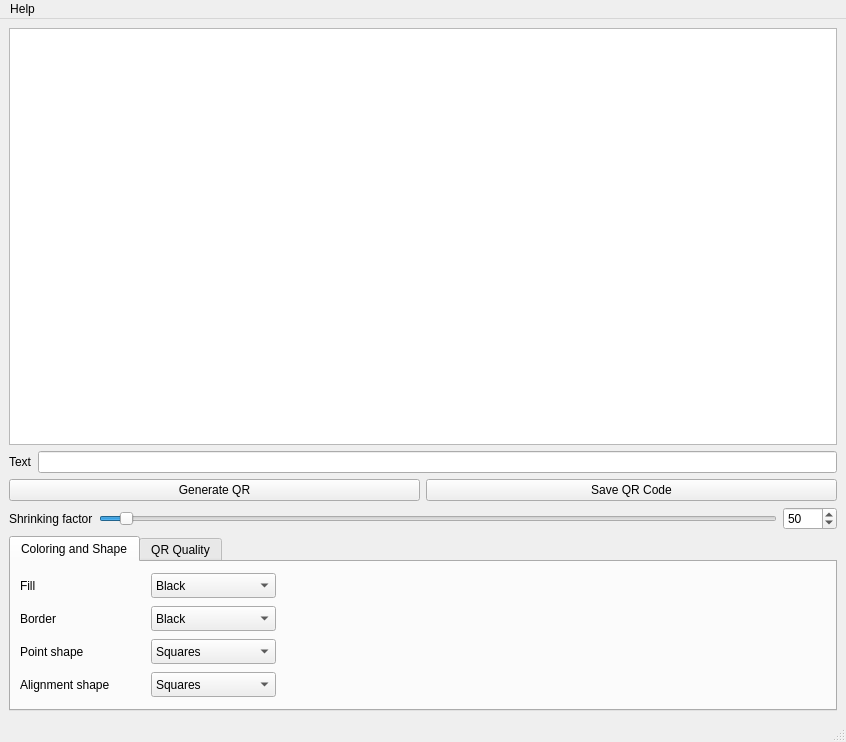
Old version of the form src/mainwindow.ui in the repository lluisalemanypuig/qr-encoder.
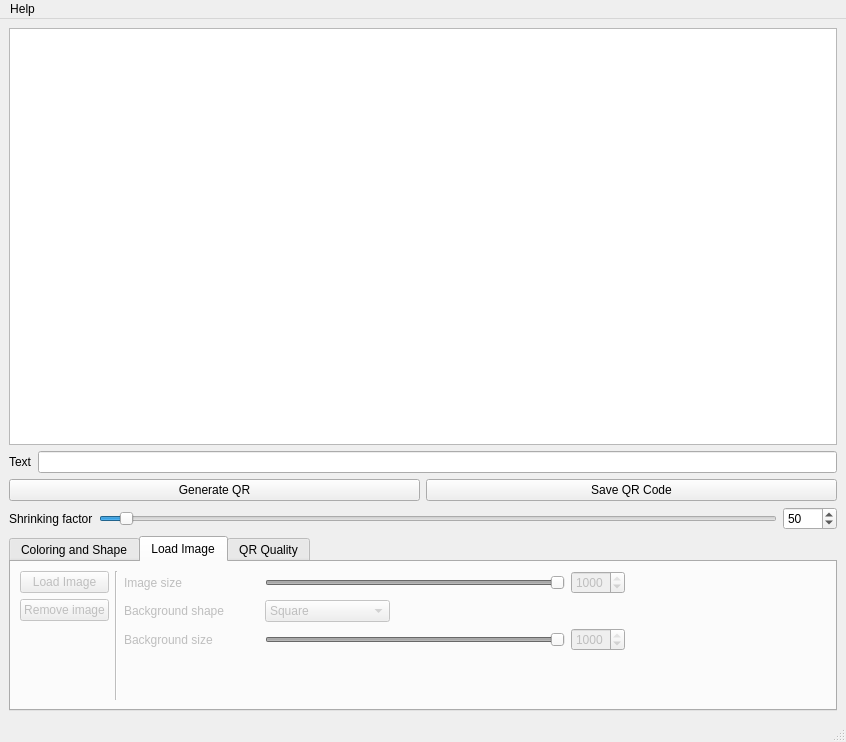
New version of the form. The open tabs and pages were chosen to show the change. Custom widgets are drawn as their Qt base class.

Commit message:
Preliminary update to add an image to the QR code
It is still in alpha and not fully implemented

What changed in the file:
```diff
--- a/src/mainwindow.ui
+++ b/src/mainwindow.ui
@@ -138,7 +138,9 @@
        <attribute name="title">
         <string>Coloring and Shape</string>
        </attribute>
-       <layout class="QVBoxLayout" name="verticalLayout_3">
+       <layout class="QHBoxLayout" name="horizontalLayout_15">
+        <item>
+         <layout class="QVBoxLayout" name="verticalLayout_6">
         <item>
          <layout class="QHBoxLayout" name="horizontalLayout_7">
           <item>
@@ -390,6 +392,23 @@
          </layout>
         </item>
         <item>
+           <spacer name="verticalSpacer_4">
+            <property name="orientation">
+             <enum>Qt::Vertical</enum>
+            </property>
+            <property name="sizeHint" stdset="0">
+             <size>
+              <width>20</width>
+              <height>40</height>
+             </size>
+            </property>
+           </spacer>
+          </item>
+         </layout>
+        </item>
+        <item>
+         <layout class="QVBoxLayout" name="verticalLayout_3">
+          <item>
          <layout class="QHBoxLayout" name="horizontalLayout_9">
           <item>
            <widget class="QLabel" name="label_7">
@@ -489,9 +508,262 @@
           </item>
          </layout>
         </item>
-       </layout>
+          <item>
+           <spacer name="verticalSpacer_5">
+            <property name="orientation">
+             <enum>Qt::Vertical</enum>
+            </property>
+            <property name="sizeHint" stdset="0">
+             <size>
+              <width>20</width>
+              <height>40</height>
+             </size>
+            </property>
+           </spacer>
+          </item>
+         </layout>
+        </item>
+       </layout>
       </widget>
-      <widget class="QWidget" name="tab_2">
+      <widget class="QWidget" name="loadImageTab">
+       <property name="enabled">
+        <bool>false</bool>
+       </property>
+       <attribute name="title">
+        <string>Load Image</string>
+       </attribute>
+       <layout class="QHBoxLayout" name="horizontalLayout_14">
+        <item>
+         <layout class="QVBoxLayout" name="verticalLayout_5">
+          <item>
+           <widget class="QPushButton" name="loadQRImageButton">
+            <property name="text">
+             <string>Load Image</string>
+            </property>
+           </widget>
+          </item>
+          <item>
+           <widget class="QPushButton" name="removeQRImageButton">
+            <property name="text">
+             <string>Remove image</string>
+            </property>
+           </widget>
+          </item>
+          <item>
+           <spacer name="verticalSpacer_2">
+            <property name="orientation">
+             <enum>Qt::Vertical</enum>
+            </property>
+            <property name="sizeHint" stdset="0">
+             <size>
+              <width>20</width>
+              <height>40</height>
+             </size>
+            </property>
+           </spacer>
+          </item>
+         </layout>
+        </item>
+        <item>
+         <widget class="Line" name="line">
+          <property name="enabled">
+           <bool>false</bool>
+          </property>
+          <property name="frameShadow">
+           <enum>QFrame::Sunken</enum>
+          </property>
+          <property name="orientation">
+           <enum>Qt::Vertical</enum>
+          </property>
+         </widget>
+        </item>
+        <item>
+         <layout class="QVBoxLayout" name="verticalLayout_4">
+          <item>
+           <layout class="QHBoxLayout" name="horizontalLayout_11">
+            <item>
+             <widget class="QLabel" name="label_9">
+              <property name="minimumSize">
+               <size>
+                <width>135</width>
+                <height>0</height>
+               </size>
+              </property>
+              <property name="text">
+               <string>Image size</string>
+              </property>
+             </widget>
+            </item>
+            <item>
+             <widget class="QSlider" name="imageSizeSlider">
+              <property name="minimumSize">
+               <size>
+                <width>300</width>
+                <height>0</height>
+               </size>
+              </property>
+              <property name="maximumSize">
+               <size>
+                <width>300</width>
+                <height>16777215</height>
+               </size>
+              </property>
+              <property name="maximum">
+               <number>1000</number>
+              </property>
+              <property name="value">
+               <number>1000</number>
+              </property>
+              <property name="orientation">
+               <enum>Qt::Horizontal</enum>
+              </property>
+             </widget>
+            </item>
+            <item>
+             <widget class="QSpinBox" name="imageSizeSpinBox">
+              <property name="maximum">
+               <number>1000</number>
+              </property>
+              <property name="value">
+               <number>1000</number>
+              </property>
+             </widget>
+            </item>
+           </layout>
+          </item>
+          <item>
+           <layout class="QHBoxLayout" name="horizontalLayout_12">
+            <item>
+             <widget class="QLabel" name="label_10">
+              <property name="minimumSize">
+               <size>
+                <width>135</width>
+                <height>0</height>
+               </size>
+              </property>
+              <property name="text">
+               <string>Background shape</string>
+              </property>
+             </widget>
+            </item>
+            <item>
+             <widget class="QComboBox" name="backgroundShapeComboBox">
+              <property name="minimumSize">
+               <size>
+                <width>125</width>
+                <height>0</height>
+               </size>
+              </property>
+              <item>
+               <property name="text">
+                <string>Square</string>
+               </property>
+              </item>
+              <item>
+               <property name="text">
+                <string>Circle</string>
+               </property>
+              </item>
+             </widget>
+            </item>
+            <item>
+             <spacer name="horizontalSpacer_8">
+              <property name="orientation">
+               <enum>Qt::Horizontal</enum>
+              </property>
+              <property name="sizeHint" stdset="0">
+               <size>
+                <width>40</width>
+                <height>20</height>
+               </size>
+              </property>
+             </spacer>
+            </item>
+           </layout>
+          </item>
+          <item>
+           <layout class="QHBoxLayout" name="horizontalLayout_13">
+            <item>
+             <widget class="QLabel" name="label_11">
+              <property name="minimumSize">
+               <size>
+                <width>135</width>
+                <height>0</height>
+               </size>
+              </property>
+              <property name="text">
+               <string>Background size</string>
+              </property>
+             </widget>
+            </item>
+            <item>
+             <widget class="QSlider" name="imageBackgroundSizeSlider">
+              <property name="minimumSize">
+               <size>
+                <width>300</width>
+                <height>0</height>
+               </size>
+              </property>
+              <property name="maximumSize">
+               <size>
+                <width>300</width>
+                <height>16777215</height>
+               </size>
+              </property>
+              <property name="value">
+               <number>99</number>
+              </property>
+              <property name="orientation">
+               <enum>Qt::Horizontal</enum>
+              </property>
+             </widget>
+            </item>
+            <item>
+             <widget class="QSpinBox" name="imageBackgroundSizeSpinBox">
+              <property name="maximum">
+               <number>1000</number>
+              </property>
+              <property name="value">
+               <number>1000</number>
+              </property>
+             </widget>
+            </item>
+           </layout>
+          </item>
+          <item>
+           <spacer name="verticalSpacer_3">
+            <property name="orientation">
+             <enum>Qt::Vertical</enum>
+            </property>
+            <property name="sizeHint" stdset="0">
+             <size>
+              <width>20</width>
+              <height>40</height>
+             </size>
+            </property>
+           </spacer>
+          </item>
+         </layout>
+        </item>
+        <item>
+         <spacer name="horizontalSpacer_7">
+          <property name="orientation">
+           <enum>Qt::Horizontal</enum>
+          </property>
+          <property name="sizeType">
+           <enum>QSizePolicy::Expanding</enum>
+          </property>
+          <property name="sizeHint" stdset="0">
+           <size>
+            <width>20</width>
+            <height>20</height>
+           </size>
+          </property>
+         </spacer>
+        </item>
+       </layout>
+      </widget>
+      <widget class="QWidget" name="QRQualityTab">
        <attribute name="title">
         <string>QR Quality</string>
        </attribute>
```
Left out of the diff: 170 changed lines with no effect on the pictures. Lines whose indentation alone changed are shown as unchanged. The commit also changes 5 other files.
